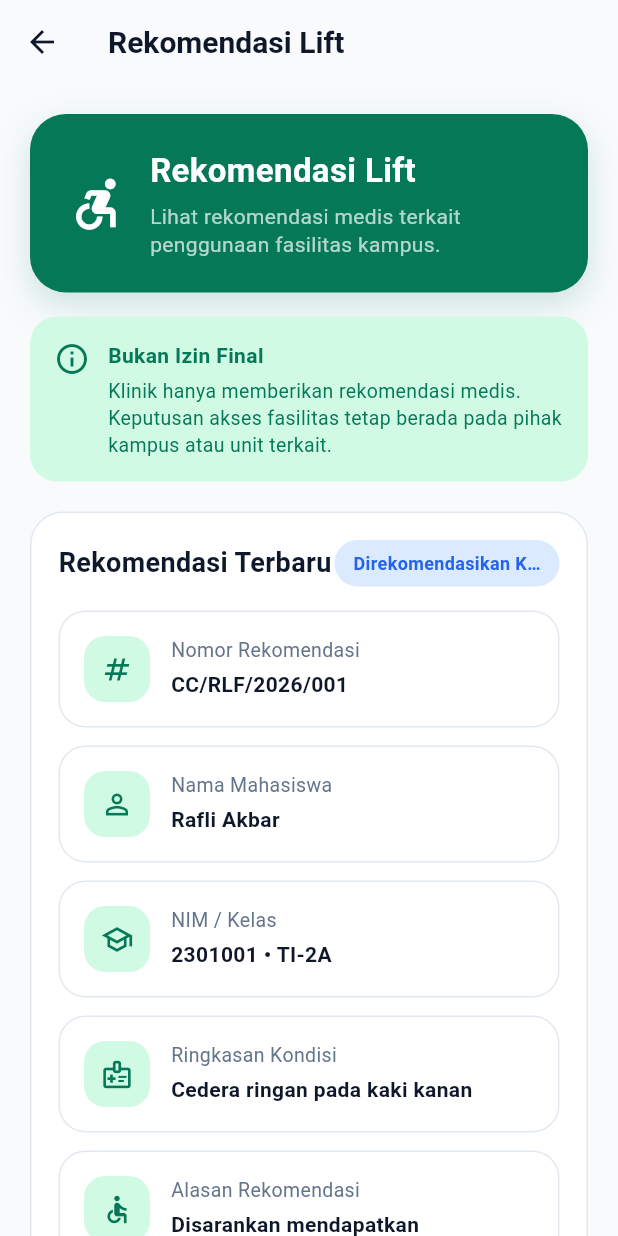
After one commit to admrafli5-afk/campuscare, a Flutter app: the LiftRecommendationScreen screen opened directly, on a phone screen of 412 x 824 dp. The commit adds this screen. Run offline on Flutter 3.47's test engine with Material 3 defaults, Android fonts, the phone set to English and light mode, and no system bars; our stand-ins replace flutter_secure_storage, qr_flutter; accounts and stored records are empty.

Commit message:
Add mobile sick letter and lift recommendation dummy screens

```diff
--- /dev/null
+++ b/mobile/lib/features/facility/lift_recommendation_screen.dart
@@ -0,0 +1,219 @@
+import 'package:flutter/material.dart';
+
+import '../../core/constants/app_colors.dart';
+import '../../models/facility_recommendation_model.dart';
+import '../../shared/widgets/info_banner.dart';
+import '../../shared/widgets/status_badge.dart';
+
+class LiftRecommendationScreen extends StatelessWidget {
+  const LiftRecommendationScreen({super.key});
+
+  Widget headerCard() {
+    return Container(
+      padding: const EdgeInsets.all(22),
+      decoration: BoxDecoration(
+        color: AppColors.primaryGreen,
+        borderRadius: BorderRadius.circular(24),
+        boxShadow: [
+          BoxShadow(
+            color: AppColors.primaryGreen.withOpacity(0.18),
+            blurRadius: 18,
+            offset: const Offset(0, 8),
+          ),
+        ],
+      ),
+      child: const Row(
+        children: [
+          Icon(
+            Icons.accessible_forward_outlined,
+            color: Colors.white,
+            size: 42,
+          ),
+          SizedBox(width: 16),
+          Expanded(
+            child: Column(
+              crossAxisAlignment: CrossAxisAlignment.start,
+              children: [
+                Text(
+                  'Rekomendasi Lift',
+                  style: TextStyle(
+                    color: Colors.white,
+                    fontSize: 22,
+                    fontWeight: FontWeight.bold,
+                  ),
+                ),
+                SizedBox(height: 6),
+                Text(
+                  'Lihat rekomendasi medis terkait penggunaan fasilitas kampus.',
+                  style: TextStyle(color: Colors.white70, height: 1.35),
+                ),
+              ],
+            ),
+          ),
+        ],
+      ),
+    );
+  }
+
+  Widget detailItem({
+    required String title,
+    required String value,
+    required IconData icon,
+  }) {
+    return Container(
+      padding: const EdgeInsets.all(16),
+      margin: const EdgeInsets.only(bottom: 12),
+      decoration: BoxDecoration(
+        color: AppColors.surface,
+        borderRadius: BorderRadius.circular(18),
+        border: Border.all(color: AppColors.border),
+      ),
+      child: Row(
+        crossAxisAlignment: CrossAxisAlignment.start,
+        children: [
+          Container(
+            width: 44,
+            height: 44,
+            decoration: BoxDecoration(
+              color: AppColors.softMint,
+              borderRadius: BorderRadius.circular(14),
+            ),
+            child: Icon(icon, color: AppColors.primaryGreen, size: 22),
+          ),
+          const SizedBox(width: 14),
+          Expanded(
+            child: Column(
+              crossAxisAlignment: CrossAxisAlignment.start,
+              children: [
+                Text(
+                  title,
+                  style: const TextStyle(
+                    color: AppColors.textGray,
+                    fontSize: 13,
+                  ),
+                ),
+                const SizedBox(height: 4),
+                Text(
+                  value,
+                  style: const TextStyle(
+                    color: AppColors.textDark,
+                    fontWeight: FontWeight.w700,
+                    height: 1.35,
+                  ),
+                ),
+              ],
+            ),
+          ),
+        ],
+      ),
+    );
+  }
+
+  Widget recommendationCard(FacilityRecommendationModel data) {
+    return Container(
+      padding: const EdgeInsets.all(18),
+      decoration: BoxDecoration(
+        color: AppColors.surface,
+        borderRadius: BorderRadius.circular(22),
+        border: Border.all(color: AppColors.border),
+      ),
+      child: Column(
+        crossAxisAlignment: CrossAxisAlignment.start,
+        children: [
+          Row(
+            children: [
+              const Expanded(
+                child: Text(
+                  'Rekomendasi Terbaru',
+                  style: TextStyle(
+                    color: AppColors.textDark,
+                    fontWeight: FontWeight.bold,
+                    fontSize: 18,
+                  ),
+                ),
+              ),
+              StatusBadge(status: data.status),
+            ],
+          ),
+          const SizedBox(height: 16),
+          detailItem(
+            title: 'Nomor Rekomendasi',
+            value: data.recommendationNumber,
+            icon: Icons.numbers_outlined,
+          ),
+          detailItem(
+            title: 'Nama Mahasiswa',
+            value: data.studentName,
+            icon: Icons.person_outline,
+          ),
+          detailItem(
+            title: 'NIM / Kelas',
+            value: '${data.nim} • ${data.className}',
+            icon: Icons.school_outlined,
+          ),
+          detailItem(
+            title: 'Ringkasan Kondisi',
+            value: data.conditionSummary,
+            icon: Icons.medical_information_outlined,
+          ),
+          detailItem(
+            title: 'Alasan Rekomendasi',
+            value: data.recommendationReason,
+            icon: Icons.accessible_outlined,
+          ),
+          detailItem(
+            title: 'Masa Rekomendasi',
+            value: '${data.startDate} - ${data.endDate}',
+            icon: Icons.date_range_outlined,
+          ),
+          detailItem(
+            title: 'Dibuat Oleh',
+            value: data.createdBy,
+            icon: Icons.verified_user_outlined,
+          ),
+        ],
+      ),
+    );
+  }
+
+  @override
+  Widget build(BuildContext context) {
+    final recommendation = FacilityRecommendationModel.dummy();
+
+    return Scaffold(
+      backgroundColor: AppColors.background,
+      appBar: AppBar(title: const Text('Rekomendasi Lift')),
+      body: ListView(
+        padding: const EdgeInsets.all(20),
+        children: [
+          headerCard(),
+          const SizedBox(height: 16),
+          const InfoBanner(
+            title: 'Bukan Izin Final',
+            message:
+                'Klinik hanya memberikan rekomendasi medis. Keputusan akses fasilitas tetap berada pada pihak kampus atau unit terkait.',
+            icon: Icons.info_outline,
+          ),
+          const SizedBox(height: 20),
+          recommendationCard(recommendation),
+          const SizedBox(height: 16),
+          Container(
+            padding: const EdgeInsets.all(16),
+            decoration: BoxDecoration(
+              color: AppColors.softMint,
+              borderRadius: BorderRadius.circular(18),
+            ),
+            child: const Text(
+              'Gunakan rekomendasi ini sebagai dokumen pendukung untuk pengajuan pertimbangan akses fasilitas.',
+              style: TextStyle(
+                color: AppColors.primaryGreen,
+                fontWeight: FontWeight.w600,
+                height: 1.4,
+              ),
+            ),
+          ),
+        ],
+      ),
+    );
+  }
+}
--- a/mobile/lib/features/home/home_screen.dart
+++ b/mobile/lib/features/home/home_screen.dart
@@ -10,6 +10,8 @@ import '../queue/queue_register_screen.dart';
 import '../queue/queue_status_screen.dart';
 import '../queue/queue_tracking_screen.dart';
 import '../health_profile/health_profile_screen.dart';
+import '../letters/sick_letters_screen.dart';
+import '../facility/lift_recommendation_screen.dart';
 
 class HomeScreen extends StatelessWidget {
   final String userName;
@@ -277,14 +279,14 @@ class HomeScreen extends StatelessWidget {
             title: 'Surat Izin Sakit',
             subtitle: 'Lihat surat izin sakit dari klinik',
             icon: Icons.description_outlined,
-            onTap: () {},
+            onTap: () => openPage(context, const SickLettersScreen()),
           ),
           const SizedBox(height: 12),
           MenuCard(
             title: 'Rekomendasi Lift',
             subtitle: 'Lihat rekomendasi fasilitas dari klinik',
             icon: Icons.accessible_forward_outlined,
-            onTap: () {},
+            onTap: () => openPage(context, const LiftRecommendationScreen()),
           ),
         ],
       ),
--- /dev/null
+++ b/mobile/lib/models/facility_recommendation_model.dart
@@ -0,0 +1,41 @@
+class FacilityRecommendationModel {
+  final String recommendationNumber;
+  final String studentName;
+  final String nim;
+  final String className;
+  final String conditionSummary;
+  final String recommendationReason;
+  final String startDate;
+  final String endDate;
+  final String status;
+  final String createdBy;
+
+  FacilityRecommendationModel({
+    required this.recommendationNumber,
+    required this.studentName,
+    required this.nim,
+    required this.className,
+    required this.conditionSummary,
+    required this.recommendationReason,
+    required this.startDate,
+    required this.endDate,
+    required this.status,
+    required this.createdBy,
+  });
+
+  factory FacilityRecommendationModel.dummy() {
+    return FacilityRecommendationModel(
+      recommendationNumber: 'CC/RLF/2026/001',
+      studentName: 'Rafli Akbar',
+      nim: '2301001',
+      className: 'TI-2A',
+      conditionSummary: 'Cedera ringan pada kaki kanan',
+      recommendationReason:
+          'Disarankan mendapatkan pertimbangan penggunaan lift sementara untuk mengurangi aktivitas naik turun tangga.',
+      startDate: '16 Mei 2026',
+      endDate: '23 Mei 2026',
+      status: 'recommended_by_clinic',
+      createdBy: 'Petugas Klinik CampusCare',
+    );
+  }
+}
--- /dev/null
+++ b/mobile/lib/models/sick_letters_model.dart
@@ -0,0 +1,40 @@
+class SickLetterModel {
+  final String letterNumber;
+  final String studentName;
+  final String nim;
+  final String className;
+  final String reason;
+  final String startDate;
+  final String endDate;
+  final String duration;
+  final String status;
+  final String createdBy;
+
+  SickLetterModel({
+    required this.letterNumber,
+    required this.studentName,
+    required this.nim,
+    required this.className,
+    required this.reason,
+    required this.startDate,
+    required this.endDate,
+    required this.duration,
+    required this.status,
+    required this.createdBy,
+  });
+
+  factory SickLetterModel.dummy() {
+    return SickLetterModel(
+      letterNumber: 'CC/SKS/2026/001',
+      studentName: 'Rafli Akbar',
+      nim: '2301001',
+      className: 'TI-2A',
+      reason: 'Demam ringan dan sakit kepala',
+      startDate: '16 Mei 2026',
+      endDate: '17 Mei 2026',
+      duration: '2 Hari',
+      status: 'approved',
+      createdBy: 'Petugas Klinik CampusCare',
+    );
+  }
+}
--- a/mobile/lib/shared/widgets/status_badge.dart
+++ b/mobile/lib/shared/widgets/status_badge.dart
@@ -25,6 +25,31 @@ class StatusBadge extends StatelessWidget {
         return 'Terlewat';
       case 'cancelled':
         return 'Dibatalkan';
+
+      case 'draft':
+        return 'Draft';
+      case 'waiting_validation':
+        return 'Menunggu Validasi';
+      case 'approved':
+        return 'Disetujui';
+      case 'rejected':
+        return 'Ditolak';
+      case 'sent_to_student_affairs':
+        return 'Dikirim ke Kemahasiswaan';
+      case 'printed':
+        return 'Dicetak';
+
+      case 'draft_recommendation':
+        return 'Draft Rekomendasi';
+      case 'recommended_by_clinic':
+        return 'Direkomendasikan Klinik';
+      case 'approved_by_campus':
+        return 'Disetujui Kampus';
+      case 'rejected_by_campus':
+        return 'Ditolak Kampus';
+      case 'expired':
+        return 'Kedaluwarsa';
+
       default:
         return status;
     }
@@ -33,20 +58,34 @@ class StatusBadge extends StatelessWidget {
   Color get backgroundColor {
     switch (status) {
       case 'waiting':
+      case 'draft':
+      case 'draft_recommendation':
         return AppColors.softMint;
+
       case 'called':
+      case 'on_the_way':
+      case 'sent_to_student_affairs':
+      case 'recommended_by_clinic':
         return const Color(0xFFDBEAFE);
-      case 'on_the_way':
-        return const Color(0xFFE0F2FE);
+
       case 'checked_in':
+      case 'completed':
+      case 'approved':
+      case 'approved_by_campus':
         return const Color(0xFFDCFCE7);
+
       case 'in_checkup':
+      case 'waiting_validation':
+      case 'printed':
+      case 'expired':
         return const Color(0xFFFEF3C7);
-      case 'completed':
-        return const Color(0xFFDCFCE7);
+
       case 'missed':
       case 'cancelled':
+      case 'rejected':
+      case 'rejected_by_campus':
         return const Color(0xFFFEE2E2);
+
       default:
         return AppColors.softMint;
     }
@@ -55,20 +94,34 @@ class StatusBadge extends StatelessWidget {
   Color get textColor {
     switch (status) {
       case 'waiting':
+      case 'draft':
+      case 'draft_recommendation':
         return AppColors.primaryGreen;
+
       case 'called':
+      case 'on_the_way':
+      case 'sent_to_student_affairs':
+      case 'recommended_by_clinic':
         return AppColors.info;
-      case 'on_the_way':
-        return AppColors.info;
+
       case 'checked_in':
+      case 'completed':
+      case 'approved':
+      case 'approved_by_campus':
         return AppColors.success;
+
       case 'in_checkup':
+      case 'waiting_validation':
+      case 'printed':
+      case 'expired':
         return AppColors.warning;
-      case 'completed':
-        return AppColors.success;
+
       case 'missed':
       case 'cancelled':
+      case 'rejected':
+      case 'rejected_by_campus':
         return AppColors.danger;
+
       default:
         return AppColors.primaryGreen;
     }
@@ -77,6 +130,7 @@ class StatusBadge extends StatelessWidget {
   @override
   Widget build(BuildContext context) {
     return Container(
+      constraints: const BoxConstraints(maxWidth: 150),
       padding: const EdgeInsets.symmetric(horizontal: 12, vertical: 7),
       decoration: BoxDecoration(
         color: backgroundColor,
@@ -84,6 +138,8 @@ class StatusBadge extends StatelessWidget {
       ),
       child: Text(
         label,
+        overflow: TextOverflow.ellipsis,
+        textAlign: TextAlign.center,
         style: TextStyle(
           color: textColor,
           fontSize: 12,
```
Also changed, not shown: mobile/lib/features/letters/sick_letters_screen.dart (added, +215 -0 lines).
